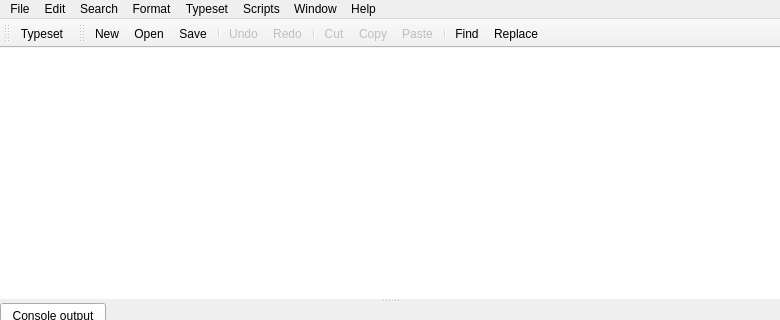
Above: src/TeXDocument.ui from Sharpie/TeXworks before the change; both pictures show x 0 to 780 and y 0 to 320 of the 780 by 580 pixel window. Below: the same form after it.
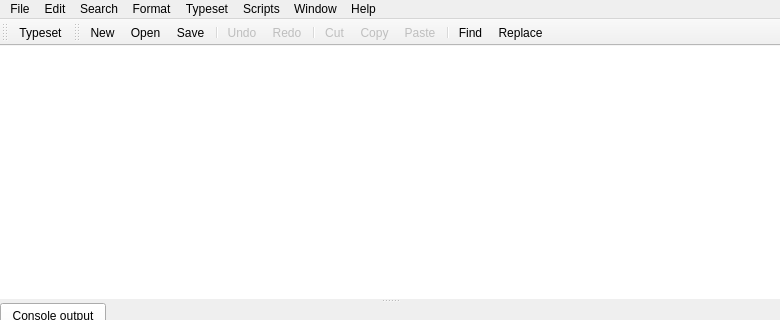
That is the form after the change. Icons and pictures are not drawn. Custom widgets are drawn as their Qt base class.

Commit message: add padding to toolbars, needed with qt4.6 on mac

The edit to the form file:
```diff
--- a/src/TeXDocument.ui
+++ b/src/TeXDocument.ui
@@ -332,6 +332,9 @@
    <property name="windowTitle">
     <string>Typeset Toolbar</string>
    </property>
+   <property name="styleSheet">
+    <string notr="true">padding:2px</string>
+   </property>
    <property name="allowedAreas">
     <set>Qt::LeftToolBarArea|Qt::TopToolBarArea</set>
    </property>
@@ -353,6 +356,9 @@
    <property name="windowTitle">
     <string>Edit Toolbar</string>
    </property>
+   <property name="styleSheet">
+    <string notr="true">padding:2px</string>
+   </property>
    <property name="allowedAreas">
     <set>Qt::LeftToolBarArea|Qt::TopToolBarArea</set>
    </property>
```
The commit also changes 1 other file.
